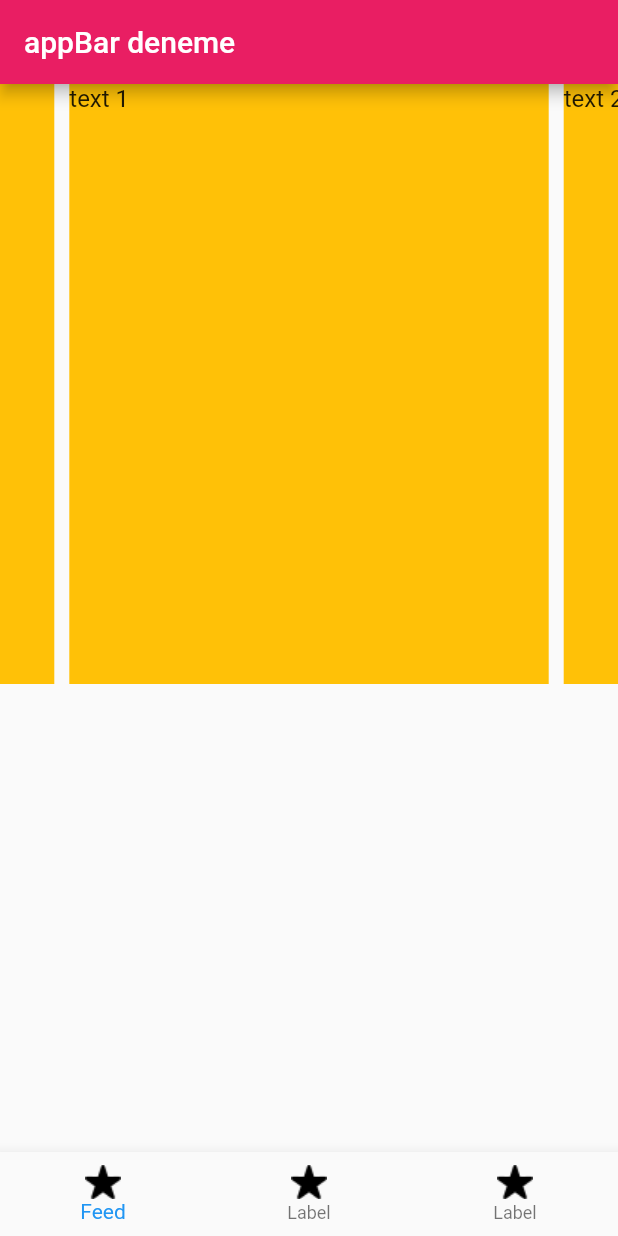
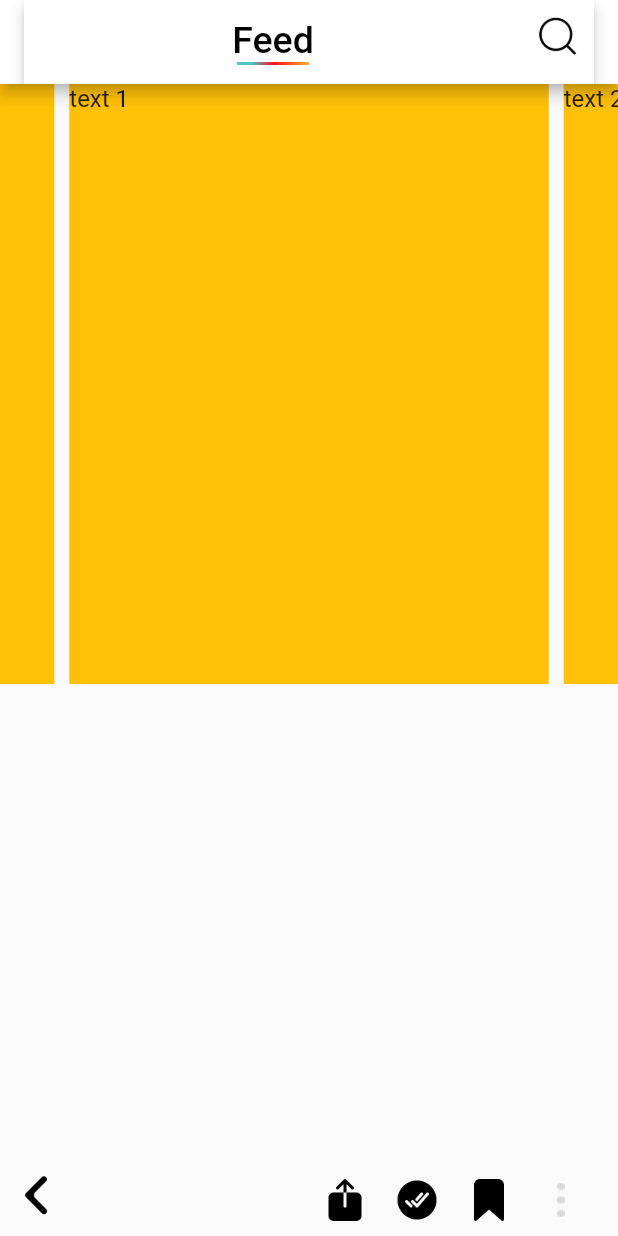
Before and after one commit to feyzaeda/sertifier_demo_project, a Flutter app: the screen it shows after launch, on a phone screen of 412 x 824 dp. Run offline on Flutter 3.47's test engine with Material 2 defaults, Android fonts, the phone set to English and light mode, and no system bars; drawn by our look-alikes of carousel_slider.

Commit message:
reformation appBarComponents and footerComponent

```diff
--- a/lib/components/appBarComponent.dart
+++ b/lib/components/appBarComponent.dart
@@ -10,10 +10,29 @@ class appBarComponent extends StatefulWidget{
 class appBarComponentState extends State<appBarComponent> {
   @override
   Widget build(BuildContext context) {
-    return Row(
-      children: <Widget>[
-        Text("appBar deneme",style: TextStyle(color: Colors.white),)
-      ],
-    );
+    return AppBar(
+      title: new Center(
+
+        child: Column(
+
+          children: <Widget>[
+            Text("Feed",
+
+            style: TextStyle(
+              color: Colors.black,
+              fontSize: 25,
+              ),
+
+            ),
+            Image.asset('assets/icons/icon_coloredline.png')
+
+          ],
+        )
+        ),
+
+
+      actions: <Widget>[IconButton(icon: Image.asset('assets/icons/icon_search.png'), onPressed: null)],
+      );
+
   }
 }
--- a/lib/components/footerComponent.dart
+++ b/lib/components/footerComponent.dart
@@ -1,3 +1,4 @@
+import 'package:carousel_slider/carousel_controller.dart';
 import 'package:flutter/material.dart';
 
 class footerComponent extends StatefulWidget{
@@ -12,28 +13,27 @@ class footerComponentState extends State<footerComponent> {
     return Row(
       children: <Widget>[
         Expanded(
-          child: IconButton(
-            icon: Image.asset('assets/icons/icon_back.png'),
+          //bu kisim degisecek
+          child: Row(
+            children: <Widget>[
+              Container(
+
+                child: IconButton(icon: Image.asset('assets/icons/icon_back.png')),
+              ),
+            ],
           ),
         ),
         Expanded(
-          child: IconButton(
-            icon: Image.asset('assets/icons/icon_share.png'),
-          ),
-        ),
-        Expanded(
-          child: IconButton(
-            icon: Image.asset('assets/icons/icon_checkmark.png'),
-          ),
-        ),
-        Expanded(
-          child: IconButton(
-            icon: Image.asset('assets/icons/icon_bookmark.png'),
-          ),
-        ),
-        Expanded(
-          child: IconButton(
-            icon: Image.asset('assets/icons/icon_more.png'),
+          child: Container(
+            //alignment: Alignment.bottomRight,
+            child: Row(
+              children: <Widget>[
+                IconButton(icon: Image.asset('assets/icons/icon_share.png'),),
+                IconButton(icon: Image.asset('assets/icons/icon_checkmark.png'),),
+                IconButton(icon: Image.asset('assets/icons/icon_bookmark.png'),),
+                IconButton(icon: Image.asset('assets/icons/icon_more.png'),),
+              ],
+            ),
           ),
         )
       ],
--- a/lib/main.dart
+++ b/lib/main.dart
@@ -11,6 +11,7 @@ class MyApp extends StatelessWidget {
   Widget build(BuildContext context) {
     return MaterialApp(
       debugShowCheckedModeBanner: false,
+      theme: ThemeData(primaryColor: Colors.white),
       home: MainPage(),
     );
   }
@@ -26,18 +27,17 @@ class _MainPageState extends State<MainPage> {
   Widget build(BuildContext context) {
     return Scaffold(
       appBar: AppBar(
-        backgroundColor: Colors.pink,
         title: Row(
           children: <Widget>[
             Expanded(
-             child: appBarComponent(),
+              child: appBarComponent(),
             )
           ],
         ),
       ),
       body: feedPage(),
 
-      bottomNavigationBar: bottomNavigationBarComponent(),
+      bottomNavigationBar: footerComponent(),
 
     );
   }
```
